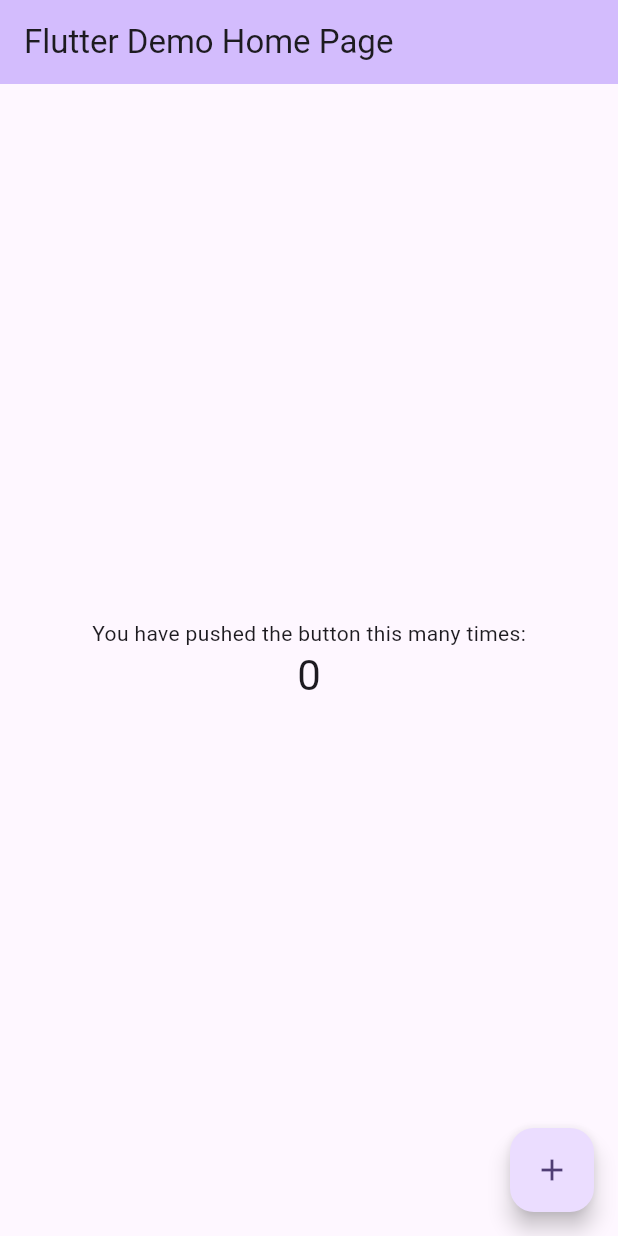
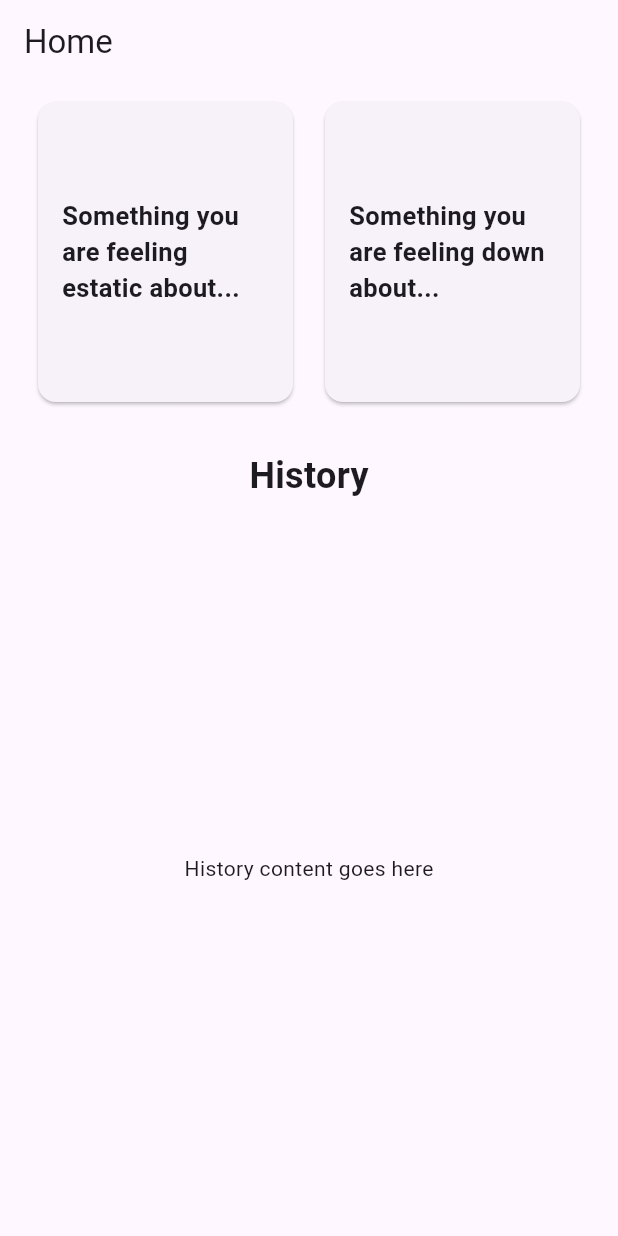
Before and after one commit to Hrishikesh-Dalal/HackHustlers_MentalHealth, a Flutter app: the screen it shows after launch, on a phone screen of 412 x 824 dp. Run offline on Flutter 3.47's test engine with Material 3 defaults, Android fonts, the phone set to English and light mode, and no system bars; our stand-ins replace cloud_firestore, firebase_core, flutter_map, latlong2; accounts and stored records are empty.

Commit message:
Added Journal Page without Integ

```diff
--- /dev/null
+++ b/hack_hustlers/lib/JournalPage.dart
@@ -0,0 +1,114 @@
+import 'package:flutter/material.dart';
+import 'package:hack_hustlers/JournalPages/NegativePage.dart';
+import 'package:hack_hustlers/JournalPages/PositivePage.dart';
+
+// void main() {
+//   runApp(MyApp());
+// }
+
+class JournalPage extends StatelessWidget {
+  @override
+  Widget build(BuildContext context) {
+    return MaterialApp(
+      title: 'Flutter Page',
+      theme: ThemeData(
+        primarySwatch: Colors.blue,
+        visualDensity: VisualDensity.adaptivePlatformDensity,
+      ),
+      home: Journal(),
+      routes: {
+        // '/history': (context) => HistoryPage(),
+        // '/firstCardPage': (context) => FirstCardPage(),
+        // '/secondCardPage': (context) => SecondCardPage(),
+      },
+    );
+  }
+}
+
+class Journal extends StatelessWidget {
+  @override
+  Widget build(BuildContext context) {
+    return Scaffold(
+      appBar: AppBar(
+        title: Text('Home'),
+      ),
+      body: Column(
+        children: [
+          Padding(
+            padding: const EdgeInsets.all(8.0),
+            child: Row(
+              mainAxisAlignment: MainAxisAlignment.spaceEvenly,
+              children: [
+                GestureDetector(
+                  onTap: () {
+                    Navigator.push(
+                        context,
+                        MaterialPageRoute(
+                          builder: (context) => PositivePage(),
+                        ));
+                  },
+                  child: Card(
+                    child: Container(
+                      width: 170,
+                      height: 200,
+                      child: Center(
+                        child: Padding(
+                          padding: const EdgeInsets.all(16.0),
+                          child: Text(
+                            'Something you are feeling estatic about...',
+                            style: TextStyle(
+                                fontWeight: FontWeight.bold, fontSize: 17.0),
+                          ),
+                        ),
+                      ),
+                    ),
+                  ),
+                ),
+                GestureDetector(
+                  onTap: () {
+                    Navigator.push(
+                        context,
+                        MaterialPageRoute(
+                          builder: (context) => NegativePage(),
+                        ));
+                  },
+                  child: Card(
+                    child: Container(
+                      width: 170,
+                      height: 200,
+                      child: Center(
+                        child: Padding(
+                          padding: const EdgeInsets.all(16.0),
+                          child: Text(
+                            'Something you are feeling down about...',
+                            style: TextStyle(
+                                fontWeight: FontWeight.bold, fontSize: 17.0),
+                          ),
+                        ),
+                      ),
+                    ),
+                  ),
+                ),
+              ],
+            ),
+          ),
+          SizedBox(height: 20),
+          Text(
+            'History',
+            style: TextStyle(
+              fontSize: 24,
+              fontWeight: FontWeight.bold,
+            ),
+          ),
+          Expanded(
+            child: Container(
+              // Add your history content here
+              alignment: Alignment.center,
+              child: Text('History content goes here'),
+            ),
+          ),
+        ],
+      ),
+    );
+  }
+}
--- a/hack_hustlers/lib/main.dart
+++ b/hack_hustlers/lib/main.dart
@@ -1,5 +1,7 @@
 import 'package:flutter/material.dart';
 import 'package:firebase_core/firebase_core.dart';
+import 'package:hack_hustlers/JournalPage.dart';
+import 'package:hack_hustlers/maps/Maps.dart';
 import 'firebase_options.dart';
 
 // // ...
@@ -9,9 +11,9 @@ import 'firebase_options.dart';
 // );
 
 void main() async {
-  await Firebase.initializeApp(
-    options: DefaultFirebaseOptions.currentPlatform,
-  );
+  WidgetsFlutterBinding.ensureInitialized();
+  await Firebase.initializeApp(options: DefaultFirebaseOptions.currentPlatform);
+
   runApp(const MyApp());
 }
 
@@ -22,115 +24,7 @@ class MyApp extends StatelessWidget {
   @override
   Widget build(BuildContext context) {
     return MaterialApp(
-      title: 'Flutter Demo',
-      theme: ThemeData(
-        // This is the theme of your application.
-        //
-        // TRY THIS: Try running your application with "flutter run". You'll see
-        // the application has a purple toolbar. Then, without quitting the app,
-        // try changing the seedColor in the colorScheme below to Colors.green
-        // and then invoke "hot reload" (save your changes or press the "hot
-        // reload" button in a Flutter-supported IDE, or press "r" if you used
-        // the command line to start the app).
-        //
-        // Notice that the counter didn't reset back to zero; the application
-        // state is not lost during the reload. To reset the state, use hot
-        // restart instead.
-        //
-        // This works for code too, not just values: Most code changes can be
-        // tested with just a hot reload.
-        colorScheme: ColorScheme.fromSeed(seedColor: Colors.deepPurple),
-        useMaterial3: true,
-      ),
-      home: const MyHomePage(title: 'Flutter Demo Home Page'),
+      home: Journal(),
     );
   }
 }
-
-class MyHomePage extends StatefulWidget {
-  const MyHomePage({super.key, required this.title});
-
-  // This widget is the home page of your application. It is stateful, meaning
-  // that it has a State object (defined below) that contains fields that affect
-  // how it looks.
-
-  // This class is the configuration for the state. It holds the values (in this
-  // case the title) provided by the parent (in this case the App widget) and
-  // used by the build method of the State. Fields in a Widget subclass are
-  // always marked "final".
-
-  final String title;
-
-  @override
-  State<MyHomePage> createState() => _MyHomePageState();
-}
-
-class _MyHomePageState extends State<MyHomePage> {
-  int _counter = 0;
-
-  void _incrementCounter() {
-    setState(() {
-      // This call to setState tells the Flutter framework that something has
-      // changed in this State, which causes it to rerun the build method below
-      // so that the display can reflect the updated values. If we changed
-      // _counter without calling setState(), then the build method would not be
-      // called again, and so nothing would appear to happen.
-      _counter++;
-    });
-  }
-
-  @override
-  Widget build(BuildContext context) {
-    // This method is rerun every time setState is called, for instance as done
-    // by the _incrementCounter method above.
-    //
-    // The Flutter framework has been optimized to make rerunning build methods
-    // fast, so that you can just rebuild anything that needs updating rather
-    // than having to individually change instances of widgets.
-    return Scaffold(
-      appBar: AppBar(
-        // TRY THIS: Try changing the color here to a specific color (to
-        // Colors.amber, perhaps?) and trigger a hot reload to see the AppBar
-        // change color while the other colors stay the same.
-        backgroundColor: Theme.of(context).colorScheme.inversePrimary,
-        // Here we take the value from the MyHomePage object that was created by
-        // the App.build method, and use it to set our appbar title.
-        title: Text(widget.title),
-      ),
-      body: Center(
-        // Center is a layout widget. It takes a single child and positions it
-        // in the middle of the parent.
-        child: Column(
-          // Column is also a layout widget. It takes a list of children and
-          // arranges them vertically. By default, it sizes itself to fit its
-          // children horizontally, and tries to be as tall as its parent.
-          //
-          // Column has various properties to control how it sizes itself and
-          // how it positions its children. Here we use mainAxisAlignment to
-          // center the children vertically; the main axis here is the vertical
-          // axis because Columns are vertical (the cross axis would be
-          // horizontal).
-          //
-          // TRY THIS: Invoke "debug painting" (choose the "Toggle Debug Paint"
-          // action in the IDE, or press "p" in the console), to see the
-          // wireframe for each widget.
-          mainAxisAlignment: MainAxisAlignment.center,
-          children: <Widget>[
-            const Text(
-              'You have pushed the button this many times:',
-            ),
-            Text(
-              '$_counter',
-              style: Theme.of(context).textTheme.headlineMedium,
-            ),
-          ],
-        ),
-      ),
-      floatingActionButton: FloatingActionButton(
-        onPressed: _incrementCounter,
-        tooltip: 'Increment',
-        child: const Icon(Icons.add),
-      ), // This trailing comma makes auto-formatting nicer for build methods.
-    );
-  }
-}
--- a/hack_hustlers/pubspec.yaml
+++ b/hack_hustlers/pubspec.yaml
@@ -35,12 +35,15 @@ dependencies:
   # The following adds the Cupertino Icons font to your application.
   # Use with the CupertinoIcons class for iOS style icons.
   cupertino_icons: ^1.0.6
-  firebase_core: ^2.25.4
+  # firebase_core: ^2.25.4
   firebase_auth: ^4.19.1
   google_sign_in: ^6.2.1
   firebase_storage: ^11.6.6
   firebase: ^9.0.3
   cloud_firestore: ^4.15.5
+  flutter_map: ^4.0.0
+  latlong2: ^0.8.0
+
 
 dev_dependencies:
   flutter_test:
```
Also changed, not shown: hack_hustlers/lib/JournalPages/AddtoFirebase.dart (added, +41 -0 lines), hack_hustlers/lib/JournalPages/NegativePage.dart (added, +74 -0 lines), hack_hustlers/lib/JournalPages/PositivePage.dart (added, +74 -0 lines), hack_hustlers/lib/maps/Maps.dart (added, +55 -0 lines), hack_hustlers/pubspec.lock, 1 other file.
